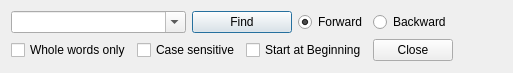
orao/texmaker, file findwidget.ui: the form before one commit.
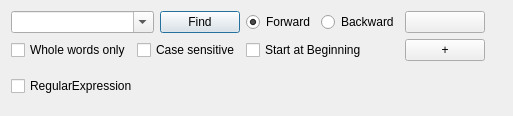
The form after the commit. Icons and pictures are not drawn.

Diff of the .ui file:
```diff
--- a/findwidget.ui
+++ b/findwidget.ui
@@ -7,7 +7,7 @@
     <x>0</x>
     <y>0</y>
     <width>513</width>
-    <height>60</height>
+    <height>94</height>
    </rect>
   </property>
   <property name="sizePolicy">
@@ -19,7 +19,10 @@
   <property name="windowTitle">
    <string>Form</string>
   </property>
-  <layout class="QGridLayout">
+  <layout class="QGridLayout" name="gridLayout">
+   <property name="sizeConstraint">
+    <enum>QLayout::SetMinimumSize</enum>
+   </property>
    <item row="0" column="0" colspan="2">
     <widget class="QComboBox" name="comboFind">
      <property name="sizePolicy">
@@ -33,7 +36,7 @@
      </property>
     </widget>
    </item>
-   <item row="0" column="2" colspan="2">
+   <item row="0" column="2">
     <widget class="QPushButton" name="findButton">
      <property name="text">
       <string>Find</string>
@@ -43,7 +46,7 @@
      </property>
     </widget>
    </item>
-   <item row="0" column="4">
+   <item row="0" column="3">
     <widget class="QRadioButton" name="radioForward">
      <property name="text">
       <string>Forward</string>
@@ -53,14 +56,28 @@
      </property>
     </widget>
    </item>
-   <item row="0" column="5">
+   <item row="0" column="4">
     <widget class="QRadioButton" name="radioBackward">
      <property name="text">
       <string>Backward</string>
      </property>
     </widget>
    </item>
-   <item row="0" column="6" rowspan="2">
+   <item row="0" column="5">
+    <widget class="QPushButton" name="closeButton">
+     <property name="text">
+      <string/>
+     </property>
+     <property name="icon">
+      <iconset resource="texmaker.qrc">
+       <normaloff>:/images/fileclose.png</normaloff>:/images/fileclose.png</iconset>
+     </property>
+     <property name="autoDefault">
+      <bool>true</bool>
+     </property>
+    </widget>
+   </item>
+   <item row="0" column="6" rowspan="3">
     <spacer>
      <property name="orientation">
       <enum>Qt::Horizontal</enum>
@@ -95,17 +112,44 @@
     </widget>
    </item>
    <item row="1" column="5">
-    <widget class="QPushButton" name="closeButton">
+    <widget class="QPushButton" name="moreButton">
+     <property name="sizePolicy">
+      <sizepolicy hsizetype="Minimum" vsizetype="Fixed">
+       <horstretch>0</horstretch>
+       <verstretch>0</verstretch>
+      </sizepolicy>
+     </property>
      <property name="text">
-      <string>Close</string>
+      <string>+</string>
      </property>
-     <property name="icon">
-      <iconset resource="texmaker.qrc">
-       <normaloff>:/images/fileclose.png</normaloff>:/images/fileclose.png</iconset>
+    </widget>
+   </item>
+   <item row="2" column="0" colspan="6">
+    <widget class="QFrame" name="extension">
+     <property name="frameShape">
+      <enum>QFrame::NoFrame</enum>
      </property>
-     <property name="autoDefault">
-      <bool>true</bool>
+     <property name="frameShadow">
+      <enum>QFrame::Plain</enum>
      </property>
+     <property name="lineWidth">
+      <number>0</number>
+     </property>
+     <layout class="QHBoxLayout" name="horizontalLayout">
+      <property name="leftMargin">
+       <number>0</number>
+      </property>
+      <property name="rightMargin">
+       <number>0</number>
+      </property>
+      <item>
+       <widget class="QCheckBox" name="checkRegExp">
+        <property name="text">
+         <string>RegularExpression</string>
+        </property>
+       </widget>
+      </item>
+     </layout>
     </widget>
    </item>
   </layout>
```
Left out of the diff: 12 changed lines with no effect on the pictures.
